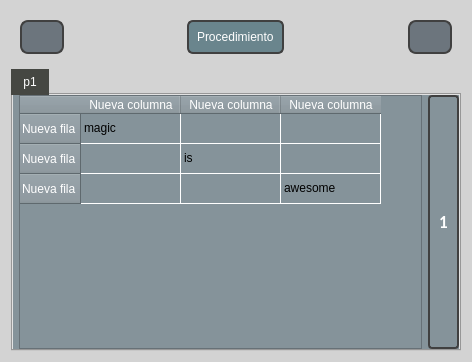
Above: views/qt_files/solution_window.ui from Zombender0/Linear_algebra before the change. Below: the same form after it.
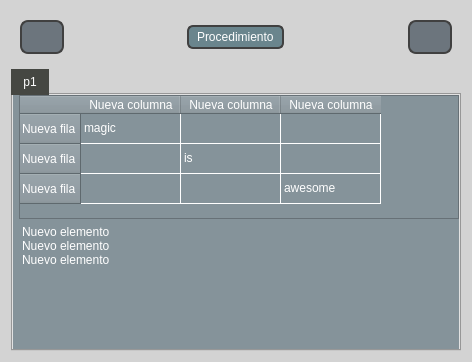
That is the form after the change. Icons and pictures are not drawn.

Commit message: Se agregaron mensajes relacionados a la solución por regla de cramer y se modificó la interfaz para ser más declarativa

Patch:
```diff
--- a/views/qt_files/solution_window.ui
+++ b/views/qt_files/solution_window.ui
@@ -20,6 +20,8 @@
   <property name="styleSheet">
    <string notr="true">*{
 background-color: #d3d3d3;
+margin: 0px;
+padding: 0px;
 }
 
 #Main_widget{
@@ -54,6 +56,7 @@
 QTableWidget{
 background-color: #819299; 
 gridline-color: #fff;  
+color:#fff
 }
 
 QHeaderView{
@@ -90,14 +93,8 @@
 border : none
 }
 QListWidget::item{
-margin: 2px;
-margin-left:0;
-}
-QListWidget::item::hover{
-color : #1A5276 ;
-font: 700 9pt &quot;Segoe UI&quot;;
-border: 1.5px solid #2E4053;
-border-radius:7px
+margin: 0px;
+color: #fff;
 }
 #tabWidget QWidget{
 background-color: #85939a
@@ -122,7 +119,7 @@
         </property>
        </widget>
       </item>
-      <item alignment="Qt::AlignmentFlag::AlignHCenter">
+      <item alignment="Qt::AlignmentFlag::AlignHCenter|Qt::AlignmentFlag::AlignVCenter">
        <widget class="QLabel" name="step_label">
         <property name="maximumSize">
          <size>
@@ -165,7 +162,7 @@
       <attribute name="title">
        <string>p1</string>
       </attribute>
-      <layout class="QHBoxLayout" name="horizontalLayout" stretch="100,0">
+      <layout class="QVBoxLayout" name="verticalLayout" stretch="0,0">
        <property name="leftMargin">
         <number>6</number>
        </property>
@@ -228,18 +225,22 @@
         </widget>
        </item>
        <item>
-        <widget class="QLabel" name="label">
-         <property name="font">
-          <font>
-           <family>Calibri</family>
-           <pointsize>13</pointsize>
-           <italic>false</italic>
-           <bold>true</bold>
-          </font>
-         </property>
-         <property name="text">
-          <string>1</string>
-         </property>
+        <widget class="QListWidget" name="listWidget">
+         <item>
+          <property name="text">
+           <string>Nuevo elemento</string>
+          </property>
+         </item>
+         <item>
+          <property name="text">
+           <string>Nuevo elemento</string>
+          </property>
+         </item>
+         <item>
+          <property name="text">
+           <string>Nuevo elemento</string>
+          </property>
+         </item>
         </widget>
        </item>
       </layout>
```
The commit also changes 6 other files.
